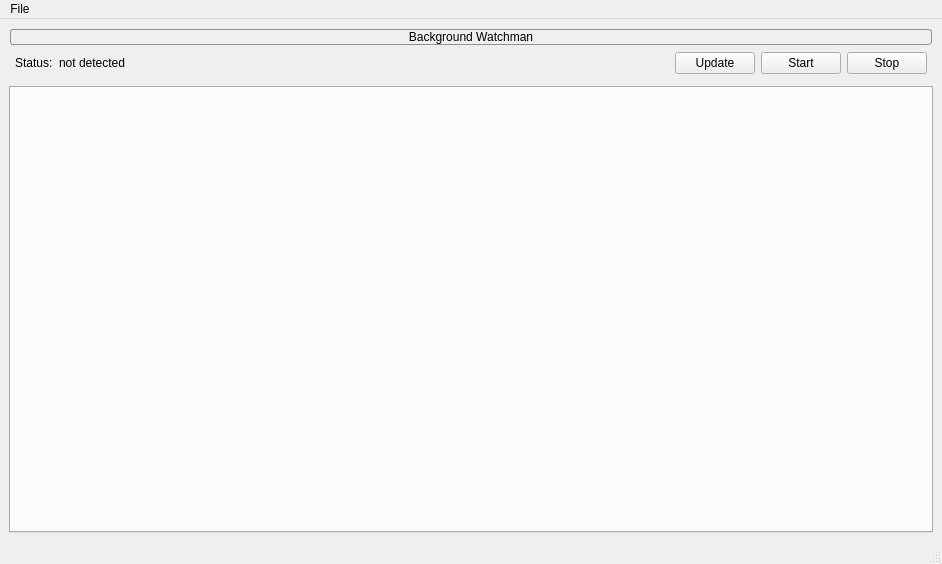
Above: ui/main.ui from tappi287/simmon_gui before the change. Below: the same form after it.
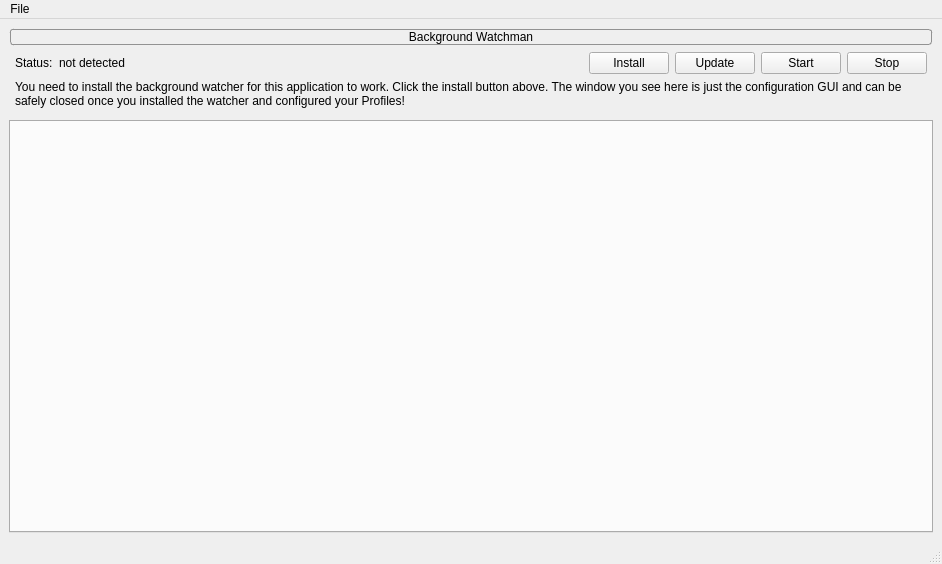
That is the form after the change. Icons and pictures are not drawn.

Commit message: add obvious install/uninstall watcher button to main ui

What changed in the file:
```diff
--- a/ui/main.ui
+++ b/ui/main.ui
@@ -87,6 +87,13 @@
            </property>
           </spacer>
          </item>
+         <item>
+          <widget class="QPushButton" name="watcherInstallBtn">
+           <property name="text">
+            <string>Install</string>
+           </property>
+          </widget>
+         </item>
          <item>
           <widget class="QPushButton" name="watcherUpdateBtn">
            <property name="text">
@@ -110,6 +117,16 @@
          </item>
         </layout>
        </item>
+       <item>
+        <widget class="QLabel" name="watcherNotice">
+         <property name="text">
+          <string>You need to install the background watcher for this application to work. Click the install button above. The window you see here is just the configuration GUI and can be safely closed once you installed the watcher and configured your Profiles!</string>
+         </property>
+         <property name="wordWrap">
+          <bool>true</bool>
+         </property>
+        </widget>
+       </item>
       </layout>
      </widget>
     </item>
```
Left out of the diff: 2 changed lines with no effect on the pictures. The commit also changes 4 other files.
